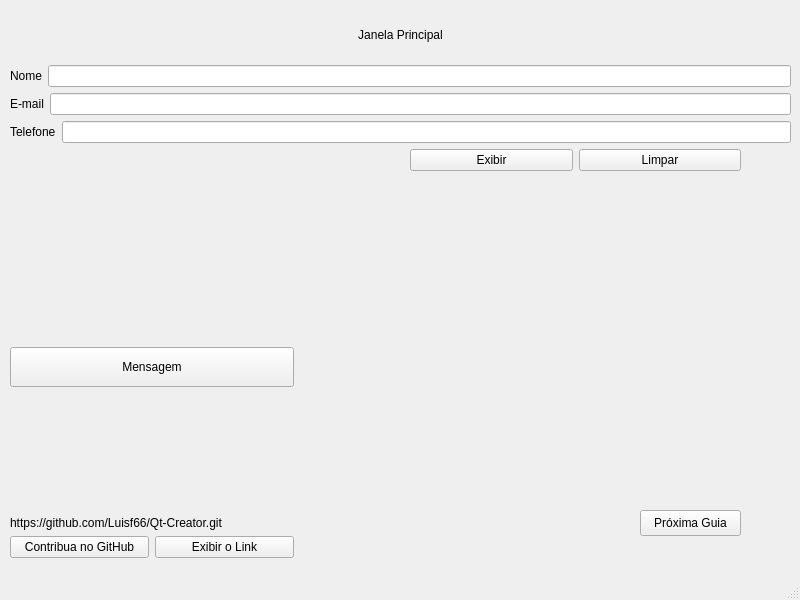
Qt form mainwindow.ui (Luisf66/Qt-Creator) before a commit.
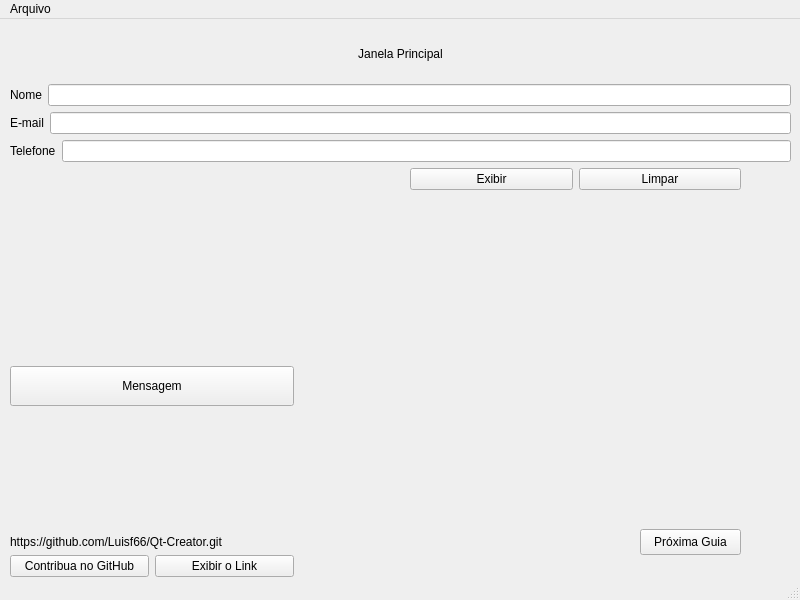
The same form after that commit. Icons and pictures are not drawn.

What changed in the file:
```diff
--- a/mainwindow.ui
+++ b/mainwindow.ui
@@ -103,7 +103,7 @@
      <string>Próxima Guia</string>
     </property>
    </widget>
-   <widget class="QWidget" name="">
+   <widget class="QWidget" name="layoutWidget">
     <property name="geometry">
      <rect>
       <x>10</x>
@@ -241,6 +241,16 @@
      <height>23</height>
     </rect>
    </property>
+   <widget class="QMenu" name="menuArquivo">
+    <property name="title">
+     <string>Arquivo</string>
+    </property>
+    <addaction name="actionNovo_Arquivo"/>
+    <addaction name="actionAbrir_Arquivo"/>
+    <addaction name="actionEditar_Arquivo"/>
+    <addaction name="actionDeletar_Arquivo"/>
+   </widget>
+   <addaction name="menuArquivo"/>
   </widget>
   <widget class="QStatusBar" name="statusbar"/>
  </widget>
```
Left out of the diff: 40 changed lines with no effect on the pictures.
